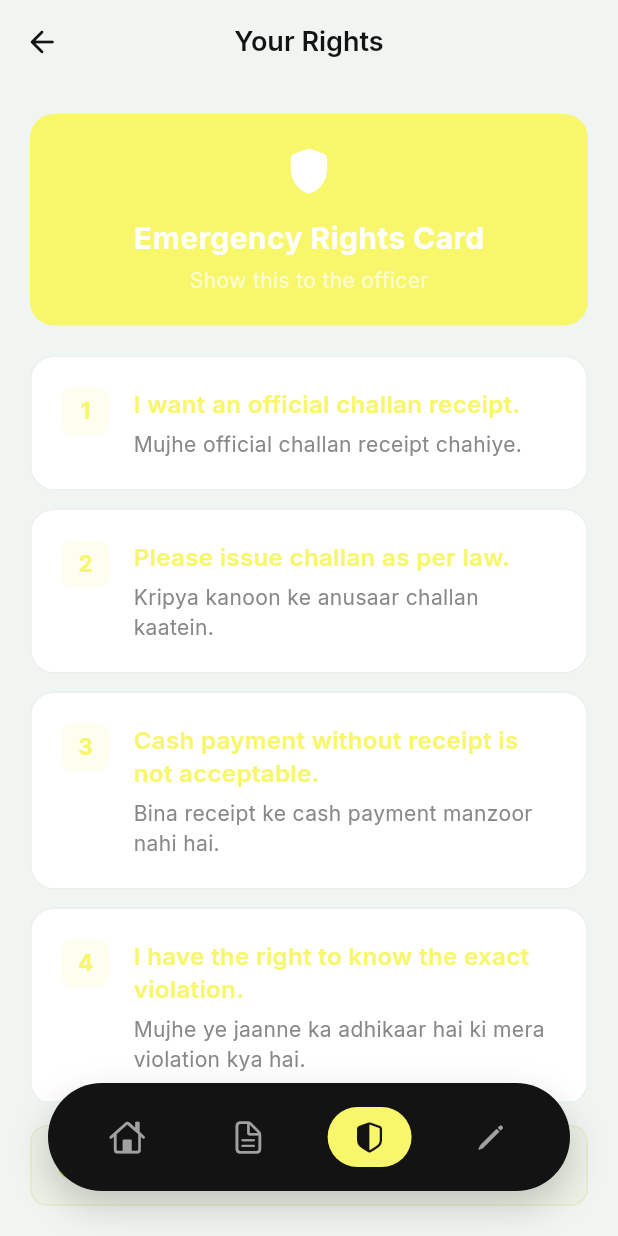
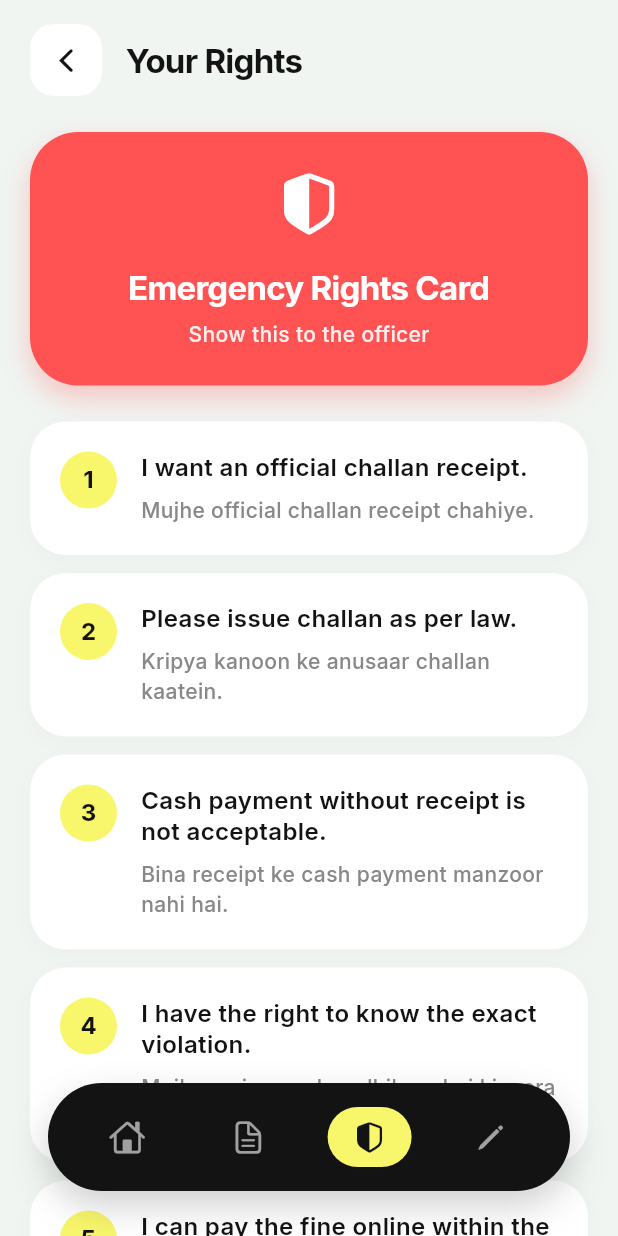
Before and after one commit to vivekvsingh19/traffic_saathi, a Flutter app: the EmergencyCardScreen screen opened by its route, on a phone screen of 412 x 824 dp. Run offline on Flutter 3.47's test engine with Material 3 defaults, Android fonts, the phone set to English and light mode, and no system bars; our stand-ins replace flutter_riverpod, go_router, google_fonts.

Commit message:
Update EmergencyCardScreen layout and enhance FineDetailsScreen text colors for better readability

```diff
--- a/lib/features/emergency_card/emergency_card_screen.dart
+++ b/lib/features/emergency_card/emergency_card_screen.dart
@@ -1,3 +1,4 @@
+import 'package:flutter/cupertino.dart';
 import 'package:flutter/material.dart';
 import 'package:go_router/go_router.dart';
 import 'package:google_fonts/google_fonts.dart';
@@ -9,122 +10,162 @@ class EmergencyCardScreen extends StatelessWidget {
   @override
   Widget build(BuildContext context) {
     return Scaffold(
-      appBar: AppBar(
-        title: const Text('Your Rights'),
-        leading: IconButton(
-          icon: const Icon(Icons.arrow_back_rounded),
-          onPressed: () => context.pop(),
+      backgroundColor: AppTheme.backgroundColor,
+      body: SafeArea(
+        child: Column(
+          children: [
+            Padding(
+              padding: const EdgeInsets.symmetric(horizontal: 20, vertical: 16),
+              child: Row(
+                children: [
+                  InkWell(
+                    onTap: () {
+                      if (context.canPop()) {
+                        context.pop();
+                      } else {
+                        context.go('/');
+                      }
+                    },
+                    borderRadius: BorderRadius.circular(16),
+                    child: Container(
+                      padding: const EdgeInsets.all(12),
+                      decoration: BoxDecoration(
+                        color: Colors.white,
+                        borderRadius: BorderRadius.circular(16),
+                      ),
+                      child: const Icon(
+                        CupertinoIcons.back,
+                        color: AppTheme.darkAccent,
                       ),
                     ),
-      body: Padding(
-        padding: const EdgeInsets.all(20),
-        child: Column(
-          children: [
-            // Header
-            Container(
-              width: double.infinity,
-              padding: const EdgeInsets.all(20),
-              decoration: BoxDecoration(
-                color: AppTheme.primaryColor,
-                borderRadius: BorderRadius.circular(16),
                   ),
-              child: Column(
-                children: [
-                  const Icon(
-                    Icons.shield_rounded,
-                    color: Colors.white,
-                    size: 36,
-                  ),
-                  const SizedBox(height: 12),
+                  const SizedBox(width: 16),
                   Text(
-                    'Emergency Rights Card',
+                    'Your Rights',
                     style: GoogleFonts.inter(
-                      fontSize: 20,
+                      fontSize: 22,
                       fontWeight: FontWeight.w700,
-                      color: Colors.white,
-                    ),
-                  ),
-                  const SizedBox(height: 4),
-                  Text(
-                    'Show this to the officer',
-                    style: GoogleFonts.inter(
-                      fontSize: 14,
-                      color: Colors.white70,
+                      color: AppTheme.darkAccent,
+                      letterSpacing: -0.5,
                     ),
                   ),
                 ],
               ),
             ),
-            const SizedBox(height: 20),
+            Expanded(
+              child: ListView(
+                padding: const EdgeInsets.symmetric(horizontal: 20, vertical: 8),
+                physics: const BouncingScrollPhysics(),
+                children: [
+                  // Header
+                  Container(
+                    width: double.infinity,
+                    padding: const EdgeInsets.all(24),
+                    decoration: BoxDecoration(
+                      color: AppTheme.warningColor,
+                      borderRadius: BorderRadius.circular(32),
+                      boxShadow: [
+                        BoxShadow(
+                          color: AppTheme.warningColor.withValues(alpha: 0.3),
+                          blurRadius: 16,
+                          offset: const Offset(0, 8),
+                        )
+                      ],
+                    ),
+                    child: Column(
+                      children: [
+                        const Icon(
+                          CupertinoIcons.shield_lefthalf_fill,
+                          color: Colors.white,
+                          size: 48,
+                        ),
+                        const SizedBox(height: 16),
+                        Text(
+                          'Emergency Rights Card',
+                          style: GoogleFonts.inter(
+                            fontSize: 22,
+                            fontWeight: FontWeight.w700,
+                            letterSpacing: -0.5,
+                            color: Colors.white,
+                          ),
+                        ),
+                        const SizedBox(height: 6),
+                        Text(
+                          'Show this to the officer',
+                          style: GoogleFonts.inter(
+                            fontSize: 14,
+                            fontWeight: FontWeight.w500,
+                            color: Colors.white.withValues(alpha: 0.9),
+                          ),
+                        ),
+                      ],
+                    ),
+                  ),
+                  const SizedBox(height: 24),
 
                   // Rights cards
-            Expanded(
-              child: ListView(
-                children: const [
-                  _RightCard(
+                  const _RightCard(
                     number: '1',
                     text: 'I want an official challan receipt.',
                     hindi: 'Mujhe official challan receipt chahiye.',
                   ),
-                  SizedBox(height: 12),
-                  _RightCard(
+                  const SizedBox(height: 12),
+                  const _RightCard(
                     number: '2',
                     text: 'Please issue challan as per law.',
                     hindi: 'Kripya kanoon ke anusaar challan kaatein.',
                   ),
-                  SizedBox(height: 12),
-                  _RightCard(
+                  const SizedBox(height: 12),
+                  const _RightCard(
                     number: '3',
                     text: 'Cash payment without receipt is not acceptable.',
                     hindi: 'Bina receipt ke cash payment manzoor nahi hai.',
                   ),
-                  SizedBox(height: 12),
-                  _RightCard(
+                  const SizedBox(height: 12),
+                  const _RightCard(
                     number: '4',
                     text: 'I have the right to know the exact violation.',
                     hindi:
                         'Mujhe ye jaanne ka adhikaar hai ki mera violation kya hai.',
                   ),
-                  SizedBox(height: 12),
-                  _RightCard(
+                  const SizedBox(height: 12),
+                  const _RightCard(
                     number: '5',
                     text: 'I can pay the fine online within the given time.',
                     hindi: 'Main fine online bhi bhuktan kar sakta/sakti hoon.',
                   ),
-                ],
-              ),
-            ),
 
                   // Footer
-            const SizedBox(height: 16),
+                  const SizedBox(height: 24),
                   Container(
                     width: double.infinity,
                     padding: const EdgeInsets.all(16),
                     decoration: BoxDecoration(
-                color: AppTheme.successColor.withValues(alpha: 0.08),
-                borderRadius: BorderRadius.circular(12),
-                border: Border.all(
-                  color: AppTheme.successColor.withValues(alpha: 0.2),
-                ),
+                      color: AppTheme.successColor.withValues(alpha: 0.1),
+                      borderRadius: BorderRadius.circular(20),
                     ),
                     child: Row(
                       children: [
                         const Icon(
-                    Icons.offline_bolt_outlined,
+                          CupertinoIcons.bolt_horizontal_fill,
                           color: AppTheme.successColor,
-                    size: 20,
+                          size: 24,
                         ),
-                  const SizedBox(width: 10),
+                        const SizedBox(width: 12),
                         Expanded(
                           child: Text(
                             'Works offline — no internet needed',
                             style: GoogleFonts.inter(
-                        fontSize: 13,
-                        fontWeight: FontWeight.w500,
+                              fontSize: 14,
+                              fontWeight: FontWeight.w600,
                               color: AppTheme.successColor,
                             ),
                           ),
                         ),
+                      ],
+                    ),
+                  ),
+                  const SizedBox(height: 120), // nav bar padding
                 ],
               ),
             ),
@@ -152,26 +193,32 @@ class _RightCard extends StatelessWidget {
       padding: const EdgeInsets.all(20),
       decoration: BoxDecoration(
         color: Colors.white,
-        borderRadius: BorderRadius.circular(16),
-        border: Border.all(color: Colors.grey.shade200),
+        borderRadius: BorderRadius.circular(24),
+        boxShadow: [
+          BoxShadow(
+            color: Colors.black.withValues(alpha: 0.02),
+            blurRadius: 10,
+            offset: const Offset(0, 4),
+          ),
+        ],
       ),
       child: Row(
         crossAxisAlignment: CrossAxisAlignment.start,
         children: [
           Container(
-            width: 32,
-            height: 32,
+            width: 38,
+            height: 38,
             decoration: BoxDecoration(
-              color: AppTheme.primaryColor.withValues(alpha: 0.1),
-              borderRadius: BorderRadius.circular(8),
+              color: AppTheme.primaryColor,
+              shape: BoxShape.circle,
             ),
             child: Center(
               child: Text(
                 number,
                 style: GoogleFonts.inter(
-                  fontSize: 15,
+                  fontSize: 16,
                   fontWeight: FontWeight.w700,
-                  color: AppTheme.primaryColor,
+                  color: AppTheme.darkAccent,
                 ),
               ),
             ),
@@ -186,15 +233,16 @@ class _RightCard extends StatelessWidget {
                   style: GoogleFonts.inter(
                     fontSize: 16,
                     fontWeight: FontWeight.w600,
-                    color: AppTheme.primaryColor,
-                    height: 1.4,
+                    color: AppTheme.darkAccent,
+                    height: 1.3,
                   ),
                 ),
-                const SizedBox(height: 6),
+                const SizedBox(height: 8),
                 Text(
                   hindi,
                   style: GoogleFonts.inter(
                     fontSize: 14,
+                    fontWeight: FontWeight.w500,
                     color: AppTheme.subtitleColor,
                     height: 1.4,
                   ),
--- a/lib/features/fine_details/fine_details_screen.dart
+++ b/lib/features/fine_details/fine_details_screen.dart
@@ -61,7 +61,7 @@ class FineDetailsScreen extends ConsumerWidget {
                         style: GoogleFonts.inter(
                           fontSize: 20,
                           fontWeight: FontWeight.w700,
-                          color: AppTheme.primaryColor,
+                          color: Colors.black87,
                         ),
                       ),
                     ),
@@ -138,7 +138,7 @@ class FineDetailsScreen extends ConsumerWidget {
                       style: GoogleFonts.inter(
                         fontSize: 14,
                         fontWeight: FontWeight.w600,
-                        color: AppTheme.primaryColor,
+                        color: Colors.grey.shade800,
                       ),
                     ),
                     const SizedBox(height: 12),
```
Lines whose indentation alone changed are shown as unchanged.
